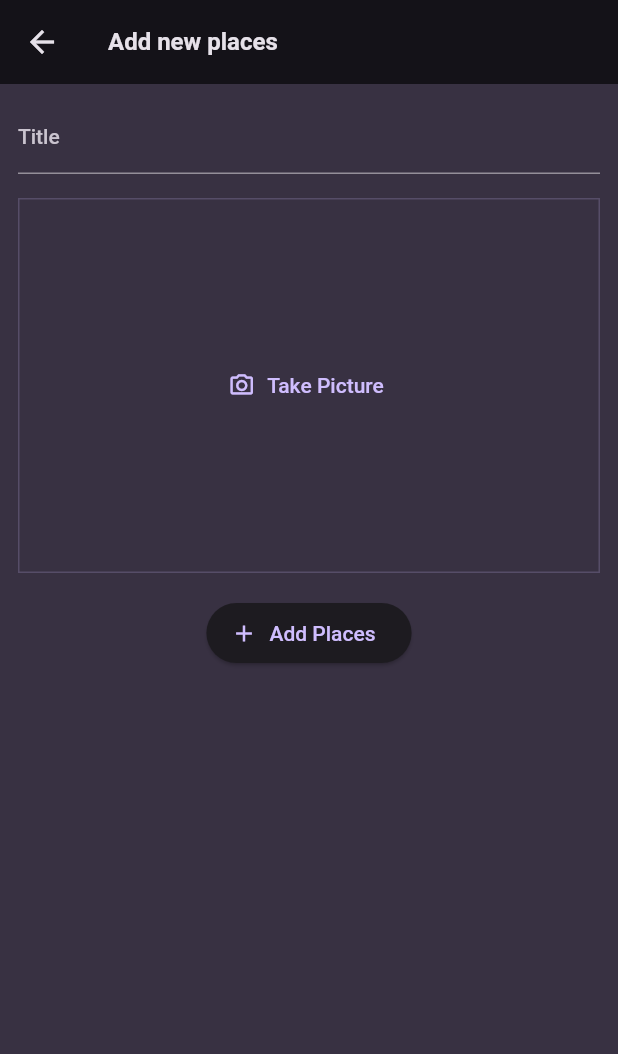
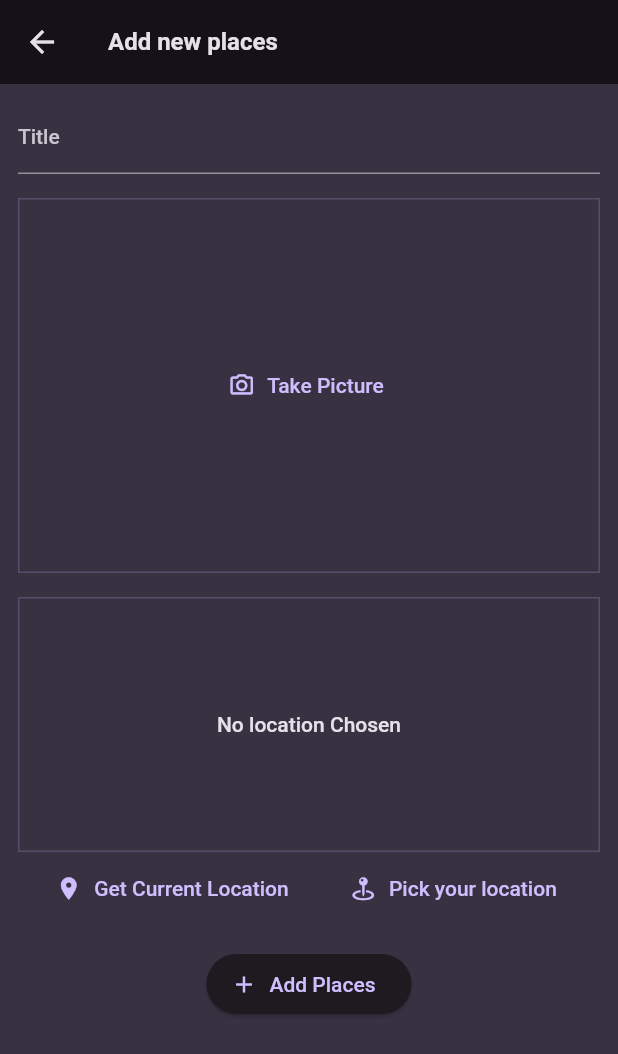
Before and after one commit to Sampurn44/Memorable-Place, a Flutter app: the AddPlacesScreen screen opened directly, on a phone screen of 412 x 824 dp. Shown: the top 1054 px of the screen. Run offline on Flutter 3.47's test engine with Material 2 defaults, Android fonts, the phone set to English and light mode, and no system bars; our stand-ins replace flutter_riverpod, google_fonts, google_maps_flutter, image_picker, location.

Commit message:
"Google maps API integrated"

```diff
--- a/lib/models/place.dart
+++ b/lib/models/place.dart
@@ -4,9 +4,22 @@ import 'package:uuid/uuid.dart';
 
 const uuid = Uuid();
 
+class PlaceLocation {
+  const PlaceLocation({
+    required this.latitude,
+    required this.longitude,
+    required this.address,
+  });
+  final double latitude;
+  final double longitude;
+  final String address;
+}
+
 class Place {
-  Place({required this.title, required this.image}) : id = uuid.v4();
+  Place({required this.title, required this.image, required this.location})
+      : id = uuid.v4();
   final String id;
   final String title;
   final File image;
+  final PlaceLocation location;
 }
--- a/lib/providers/user_places.dart
+++ b/lib/providers/user_places.dart
@@ -5,8 +5,8 @@ import 'package:flutter_riverpod/flutter_riverpod.dart';
 class UserPlacesNotifier extends StateNotifier<List<Place>> {
   UserPlacesNotifier() : super(const []);
 
-  void addplace(String title, File image) {
-    final newplace = Place(title: title, image: image);
+  void addplace(String title, File image, PlaceLocation location) {
+    final newplace = Place(title: title, image: image, location: location);
     state = [newplace, ...state];
   }
 }
--- a/lib/screens/add_places.dart
+++ b/lib/screens/add_places.dart
@@ -1,8 +1,10 @@
+import 'package:favourite_place/models/place.dart';
 import 'package:favourite_place/providers/user_places.dart';
 import 'package:favourite_place/widgets/images_input.dart';
+import 'package:favourite_place/widgets/loaction_input.dart';
 import 'package:flutter/material.dart';
 import 'package:flutter_riverpod/flutter_riverpod.dart';
-import 'package:favourite_place/screens/places.dart';
+import 'dart:io';
 
 class AddPlacesScreen extends ConsumerStatefulWidget {
   const AddPlacesScreen({super.key});
@@ -15,13 +17,19 @@ class AddPlacesScreen extends ConsumerStatefulWidget {
 
 class _AddPlacesScreenState extends ConsumerState<AddPlacesScreen> {
   final _titleController = TextEditingController();
+  File? selectedImage;
+  PlaceLocation? selectedLocation;
   void _saveplace() {
     final enteredText = _titleController.text;
 
-    if (enteredText.isEmpty) {
+    if (enteredText.isEmpty ||
+        selectedImage == null ||
+        selectedLocation == null) {
       return;
     }
-    ref.read(userPlacesProvider.notifier).addplace(enteredText);
+    ref
+        .read(userPlacesProvider.notifier)
+        .addplace(enteredText, selectedImage!, selectedLocation!);
     Navigator.of(context).pop();
   }
 
@@ -59,7 +67,17 @@ class _AddPlacesScreenState extends ConsumerState<AddPlacesScreen> {
             const SizedBox(
               height: 16,
             ),
-            ImageInput(),
+            ImageInput(onPickImage: (image) {
+              selectedImage = image;
+            }),
+            const SizedBox(
+              height: 16,
+            ),
+            LocationInput(
+              onselectedlocation: (location) {
+                selectedLocation = location;
+              },
+            ),
             const SizedBox(
               height: 16,
             ),
--- a/lib/widgets/images_input.dart
+++ b/lib/widgets/images_input.dart
@@ -3,7 +3,9 @@ import 'package:flutter/material.dart';
 import 'package:image_picker/image_picker.dart';
 
 class ImageInput extends StatefulWidget {
-  const ImageInput({super.key});
+  const ImageInput({super.key, required this.onPickImage});
+
+  final void Function(File image) onPickImage;
   @override
   State<StatefulWidget> createState() {
     return _ImageInputState();
@@ -22,6 +24,7 @@ class _ImageInputState extends State<ImageInput> {
     setState(() {
       _selectedimage = File(pickedimage.path);
     });
+    widget.onPickImage(_selectedimage!);
   }
 
   @override
--- /dev/null
+++ b/lib/widgets/loaction_input.dart
@@ -0,0 +1,145 @@
+import 'dart:convert';
+
+import 'package:favourite_place/models/place.dart';
+import 'package:favourite_place/screens/map.dart';
+import 'package:flutter/cupertino.dart';
+import 'package:flutter/material.dart';
+import 'package:google_maps_flutter/google_maps_flutter.dart';
+import 'package:http/http.dart' as http;
+import 'package:location/location.dart';
+
+class LocationInput extends StatefulWidget {
+  const LocationInput({super.key, required this.onselectedlocation});
+  final void Function(PlaceLocation) onselectedlocation;
+
+  @override
+  State<LocationInput> createState() {
+    return _LocationInputState();
+  }
+}
+
+class _LocationInputState extends State<LocationInput> {
+  PlaceLocation? _pickedlocation;
+  var isgettinglocation = false;
+  String get locationimage {
+    if (_pickedlocation == null) {
+      return '';
+    }
+    final lat = _pickedlocation!.latitude;
+    final lon = _pickedlocation!.longitude;
+
+    return 'https://maps.googleapis.com/maps/api/staticmap?center$lat,$lon=&zoom=13&size=600x300&maptype=roadmap&markers=color:blue%7Clabel:L%7C$lat,$lon&key=AIzaSyARV2-k5JdaOXqKutgUtg2Ozr9DlUaPzkU';
+  }
+
+  void _saveplace(double latitude, double longitude) async {
+    final url = Uri.parse(
+        'https://maps.googleapis.com/maps/api/geocode/json?latlng=$latitude,$longitude&key=AIzaSyARV2-k5JdaOXqKutgUtg2Ozr9DlUaPzkU');
+    final response = await http.get(url);
+    final resddata = json.decode(response.body);
+    final address = resddata['results'][0]['formatted_address'];
+    setState(() {
+      _pickedlocation = PlaceLocation(
+          latitude: latitude, longitude: longitude, address: address);
+      isgettinglocation = false;
+    });
+    widget.onselectedlocation(_pickedlocation!);
+  }
+
+  void getcurrentlocation() async {
+    Location location = Location();
+
+    bool serviceEnabled;
+    PermissionStatus permissionGranted;
+    LocationData locationData;
+
+    serviceEnabled = await location.serviceEnabled();
+    if (!serviceEnabled) {
+      serviceEnabled = await location.requestService();
+      if (!serviceEnabled) {
+        return;
+      }
+    }
+
+    permissionGranted = await location.hasPermission();
+    if (permissionGranted == PermissionStatus.denied) {
+      permissionGranted = await location.requestPermission();
+      if (permissionGranted != PermissionStatus.granted) {
+        return;
+      }
+    }
+    setState(() {
+      isgettinglocation = true;
+    });
+    locationData = await location.getLocation();
+    final lat = locationData.latitude;
+    final lon = locationData.longitude;
+    if (lat == null || lon == null) {
+      return;
+    }
+    _saveplace(lat, lon);
+  }
+
+  void Selectedonmap() async {
+    final pickedloc = await Navigator.of(context).push<LatLng>(
+      MaterialPageRoute(
+        builder: (ctx) => const MapScreen(),
+      ),
+    );
+    if (pickedloc == null) {
+      return;
+    }
+    _saveplace(pickedloc.latitude, pickedloc.longitude);
+  }
+
+  @override
+  Widget build(BuildContext context) {
+    Widget previewlocat = Text(
+      "No location Chosen",
+      textAlign: TextAlign.center,
+      style: Theme.of(context).textTheme.bodyLarge!.copyWith(
+            color: Theme.of(context).colorScheme.onBackground,
+          ),
+    );
+    if (_pickedlocation != null) {
+      previewlocat = Image.network(
+        locationimage,
+        fit: BoxFit.cover,
+        width: double.infinity,
+        height: double.infinity,
+      );
+    }
+    if (isgettinglocation) {
+      previewlocat = CircularProgressIndicator();
+    }
+    return Column(
+      children: [
+        Container(
+            height: 170,
+            width: double.infinity,
+            alignment: Alignment.center,
+            decoration: BoxDecoration(
+              border: Border.all(
+                width: 1,
+                color: Theme.of(context).colorScheme.primary.withOpacity(0.2),
+              ),
+            ),
+            child: previewlocat),
+        Row(
+          mainAxisAlignment: MainAxisAlignment.spaceEvenly,
+          children: [
+            TextButton.icon(
+              onPressed: getcurrentlocation,
+              icon: const Icon(Icons.location_on_sharp),
+              label: const Text('Get Current Location'),
+            ),
+            TextButton.icon(
+              onPressed: Selectedonmap,
+              icon: const Icon(CupertinoIcons.map_pin_ellipse),
+              label: const Text('Pick your location'),
+            )
+          ],
+        )
+      ],
+    );
+  }
+}
--- a/pubspec.yaml
+++ b/pubspec.yaml
@@ -39,6 +39,12 @@ dependencies:
   uuid: ^3.0.7
   flutter_riverpod: ^2.3.6
   image_picker: ^1.0.1
+  location: ^5.0.0
+  http: ^1.1.0
+  google_maps_flutter: ^2.3.1
+  path_provider: ^2.0.15
+  path: ^1.8.3
+  sqflite: ^2.2.8+4
 
 dev_dependencies:
   flutter_test:
```
Also changed, not shown: lib/screens/map.dart (added, +62 -0 lines), lib/screens/places.dart (+5 -2 lines), lib/screens/places_details.dart (+61 -7 lines), lib/widgets/places_list.dart (+10 -0 lines), pubspec.lock, 3 other files.
